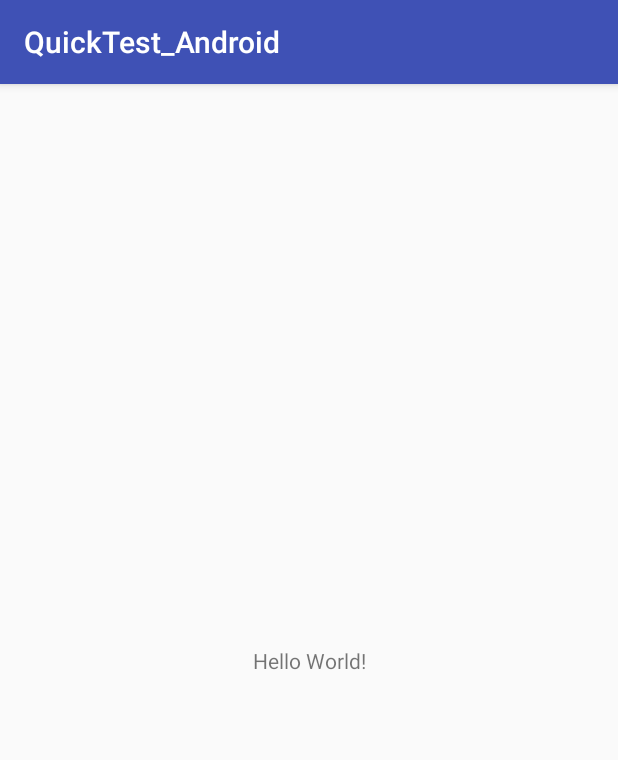
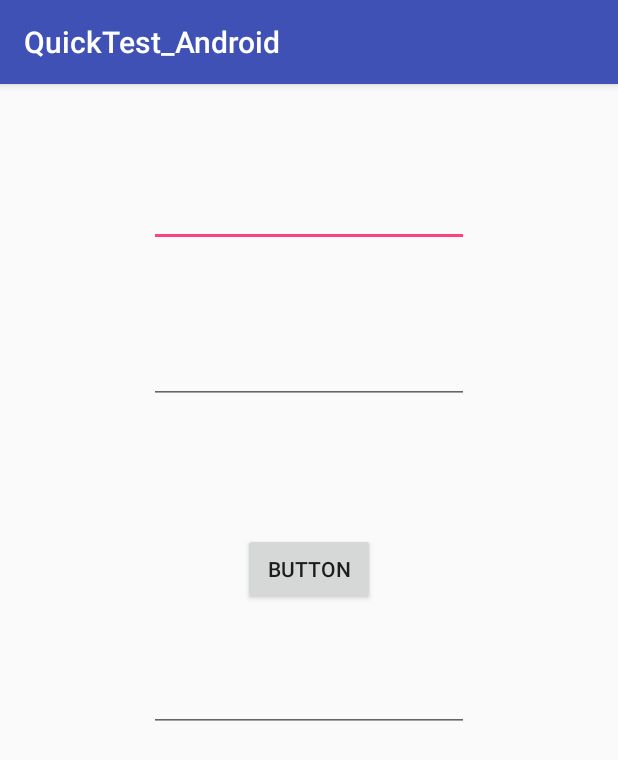
Before and after one commit to danielpuente-dpg/GII14.K.QUICKTEST, an Android app: the screen it shows after launch (MainActivity), on a phone screen of 412 x 824 dp. Shown: the top 760 px of the screen. Run offline under Robolectric (Android 15) with nearby library versions, the phone set to English and light mode, and no system bars; our stand-ins replace Volley.

Commit message:
#20 Realizada una primera aproximación a la obtención del token de un usuario desde Moodle (aun por completar). Es posible conectarse con el APIREST, pero la obtención del token no.

```diff
--- a/src/QuickTest_Android/app/build.gradle
+++ b/src/QuickTest_Android/app/build.gradle
@@ -27,4 +27,6 @@ dependencies {
     compile 'com.android.support:appcompat-v7:25.3.0'
     compile 'com.android.support.constraint:constraint-layout:1.0.2'
     testCompile 'junit:junit:4.12'
+    compile 'com.mcxiaoke.volley:library:1.0.+'
+
 }
--- a/src/QuickTest_Android/app/src/main/AndroidManifest.xml
+++ b/src/QuickTest_Android/app/src/main/AndroidManifest.xml
@@ -1,6 +1,8 @@
 <?xml version="1.0" encoding="utf-8"?>
 <manifest xmlns:android="http://schemas.android.com/apk/res/android"
     package="aplicacion.android.danielvm.quicktest_android">
+
+    <uses-permission android:name="android.permission.INTERNET"/>
 
     <application
         android:allowBackup="true"
--- a/src/QuickTest_Android/app/src/main/java/aplicacion/android/danielvm/quicktest_android/MainActivity.java
+++ b/src/QuickTest_Android/app/src/main/java/aplicacion/android/danielvm/quicktest_android/MainActivity.java
@@ -1,13 +1,89 @@
 package aplicacion.android.danielvm.quicktest_android;
 
+import android.app.DownloadManager;
 import android.support.v7.app.AppCompatActivity;
 import android.os.Bundle;
+import android.util.Log;
+import android.view.View;
+import android.widget.Button;
+import android.widget.EditText;
+
+import com.android.volley.Request;
+import com.android.volley.RequestQueue;
+import com.android.volley.Response;
+import com.android.volley.VolleyError;
+import com.android.volley.VolleyLog;
+import com.android.volley.toolbox.JsonObjectRequest;
+import com.android.volley.toolbox.Volley;
+
+import org.json.JSONException;
+import org.json.JSONObject;
+
+import java.io.BufferedInputStream;
+import java.io.IOException;
+import java.io.InputStream;
+import java.net.HttpURLConnection;
+import java.net.MalformedURLException;
+import java.net.URL;
+
+import aplicacion.android.danielvm.quicktest_android.http.RESTService;
+import aplicacion.android.danielvm.quicktest_android.http.SingleRequestQueue;
 
 public class MainActivity extends AppCompatActivity {
+
+    // Elementos de la UI
+    private EditText editTextEmail;
+    private EditText editTextPassword;
+    private Button btn;
+    private EditText editTextTexto;
+
+    private static final String URL = "http://10.0.2.2/moodle/login/token.php?username=admin&password=Asdf1234!&service=moodle_mobile_app";
+    private static final String URL2 = "http://10.0.2.2/_QuickTest_TFG/app/apiREST/gestionCuestionario/2";
 
     @Override
     protected void onCreate(Bundle savedInstanceState) {
         super.onCreate(savedInstanceState);
         setContentView(R.layout.activity_main);
+
+        editTextEmail = (EditText) findViewById(R.id.editTextEmail);
+        editTextPassword = (EditText) findViewById(R.id.editTextPassword);
+        btn = (Button) findViewById(R.id.button);
+        editTextTexto = (EditText) findViewById(R.id.editTextTexto);
+
+        btn.setOnClickListener(new View.OnClickListener() {
+            @Override
+            public void onClick(View v) {
+                new RESTService(MainActivity.this).get(URL,
+                        new Response.Listener<JSONObject>() {
+                            @Override
+                            public void onResponse(JSONObject response) {
+                                try {
+                                    editTextTexto.setText(response.getString("token"));
+                                } catch (JSONException e) {
+                                    e.printStackTrace();
+                                }
+                            }
+                        },
+                        new Response.ErrorListener() {
+                            @Override
+                            public void onErrorResponse(VolleyError error) {
+                                editTextTexto.setText(error.getMessage());
+                                System.out.println(error.getMessage());
+                            }
+                        });
+            }
+        });
+
     }
+
+    private String parseJson(JSONObject response) {
+        String token = null;
+        try {
+            String object = response.getString("estado");
+        } catch (JSONException e) {
+            e.printStackTrace();
+        }
+        return token;
+    }
+
 }
--- a/src/QuickTest_Android/app/src/main/res/layout/activity_main.xml
+++ b/src/QuickTest_Android/app/src/main/res/layout/activity_main.xml
@@ -1,18 +1,50 @@
 <?xml version="1.0" encoding="utf-8"?>
-<android.support.constraint.ConstraintLayout xmlns:android="http://schemas.android.com/apk/res/android"
-    xmlns:app="http://schemas.android.com/apk/res-auto"
+<RelativeLayout xmlns:android="http://schemas.android.com/apk/res/android"
     xmlns:tools="http://schemas.android.com/tools"
     android:layout_width="match_parent"
     android:layout_height="match_parent"
-    tools:context="aplicacion.android.danielvm.quicktest_android.MainActivity">
+    tools:context=".MainActivity">
 
-    <TextView
+    <EditText
+        android:id="@+id/editTextEmail"
         android:layout_width="wrap_content"
         android:layout_height="wrap_content"
-        android:text="Hello World!"
-        app:layout_constraintBottom_toBottomOf="parent"
-        app:layout_constraintLeft_toLeftOf="parent"
-        app:layout_constraintRight_toRightOf="parent"
-        app:layout_constraintTop_toTopOf="parent" />
+        android:layout_alignParentTop="true"
+        android:layout_centerHorizontal="true"
+        android:layout_marginTop="63dp"
+        android:ems="10"
+        android:inputType="textPersonName" />
 
-</android.support.constraint.ConstraintLayout>
+    <EditText
+        android:id="@+id/editTextPassword"
+        android:layout_width="wrap_content"
+        android:layout_height="wrap_content"
+        android:layout_alignLeft="@+id/editTextEmail"
+        android:layout_alignStart="@+id/editTextEmail"
+        android:layout_below="@+id/editTextEmail"
+        android:layout_marginTop="59dp"
+        android:ems="10"
+        android:inputType="textPersonName" />
+
+    <Button
+        android:id="@+id/button"
+        android:layout_width="wrap_content"
+        android:layout_height="wrap_content"
+        android:layout_below="@+id/editTextPassword"
+        android:layout_centerHorizontal="true"
+        android:layout_marginTop="86dp"
+        android:text="Button" />
+
+    <EditText
+        android:id="@+id/editTextTexto"
+        android:layout_width="wrap_content"
+        android:layout_height="wrap_content"
+        android:layout_alignLeft="@+id/editTextPassword"
+        android:layout_alignStart="@+id/editTextPassword"
+        android:layout_below="@+id/button"
+        android:layout_marginTop="39dp"
+        android:ems="10"
+        android:inputType="textPersonName" />
+
+
+</RelativeLayout>
```
Also changed, not shown: src/QuickTest_Android/app/src/main/java/aplicacion/android/danielvm/quicktest_android/http/CustomRequest.java (added, +52 -0 lines), src/QuickTest_Android/app/src/main/java/aplicacion/android/danielvm/quicktest_android/http/RESTService.java (added, +43 -0 lines), src/QuickTest_Android/app/src/main/java/aplicacion/android/danielvm/quicktest_android/http/SingleRequestQueue.java (added, +38 -0 lines), src/QuickTest_Android/app/src/main/res/layout/activity_login.xml (added, +9 -0 lines).
